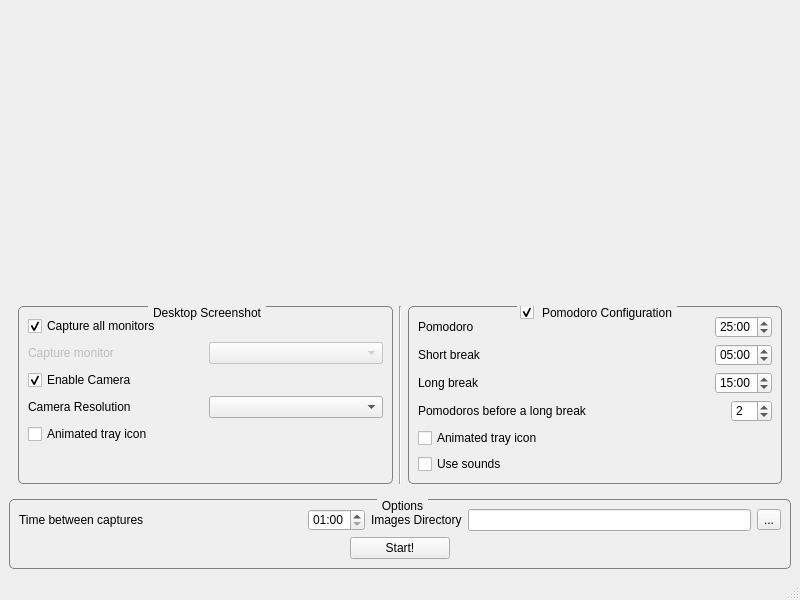
Old version of the form MainWindow.ui in the repository FelixdelasPozas/pomodorotimelapse.
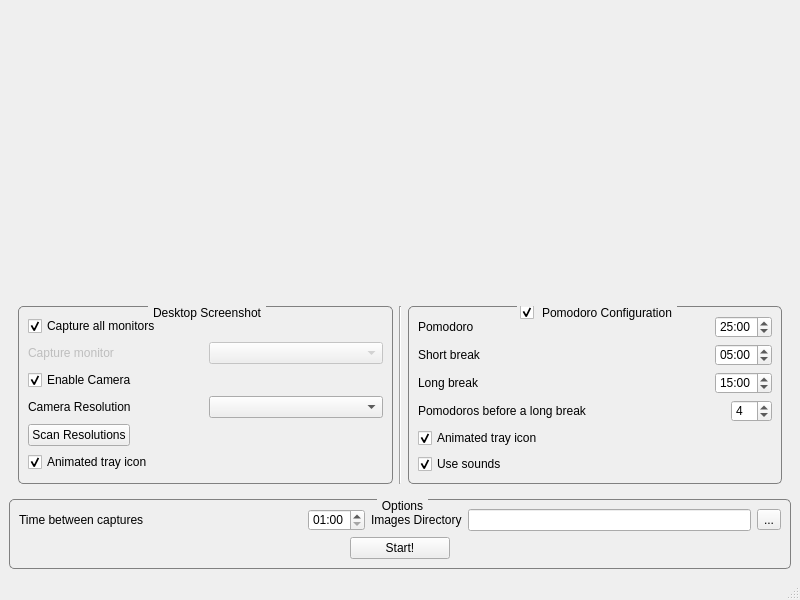
New version of the form.

Commit message: Initial main window interface. Monitors detection. Available camera resolutions detection.

Diff of the .ui file:
```diff
--- a/MainWindow.ui
+++ b/MainWindow.ui
@@ -124,29 +124,43 @@
            </layout>
           </item>
           <item>
-           <widget class="QCheckBox" name="m_screenshotAnimateTray">
+           <layout class="QHBoxLayout" name="horizontalLayout_8">
+            <property name="topMargin">
+             <number>0</number>
+            </property>
+            <item>
+             <widget class="QPushButton" name="m_resolutionsScan">
             <property name="text">
-             <string>Animated tray icon</string>
+               <string>Scan Resolutions</string>
             </property>
            </widget>
           </item>
           <item>
-           <spacer name="verticalSpacer">
+             <spacer name="horizontalSpacer">
             <property name="orientation">
-             <enum>Qt::Vertical</enum>
-            </property>
-            <property name="sizeType">
-             <enum>QSizePolicy::MinimumExpanding</enum>
+               <enum>Qt::Horizontal</enum>
             </property>
             <property name="sizeHint" stdset="0">
              <size>
-              <width>20</width>
-              <height>1</height>
+                <width>40</width>
+                <height>20</height>
              </size>
             </property>
            </spacer>
           </item>
          </layout>
+          </item>
+          <item>
+           <widget class="QCheckBox" name="m_screenshotAnimateTray">
+            <property name="text">
+             <string>Animated tray icon</string>
+            </property>
+            <property name="checked">
+             <bool>true</bool>
+            </property>
+           </widget>
+          </item>
+         </layout>
         </widget>
        </item>
        <item>
@@ -322,7 +336,7 @@
                <number>10</number>
               </property>
               <property name="value">
-               <number>2</number>
+               <number>4</number>
               </property>
              </widget>
             </item>
@@ -333,6 +347,9 @@
             <property name="text">
              <string>Animated tray icon</string>
             </property>
+            <property name="checked">
+             <bool>true</bool>
+            </property>
            </widget>
           </item>
           <item>
@@ -340,6 +357,9 @@
             <property name="text">
              <string>Use sounds</string>
             </property>
+            <property name="checked">
+             <bool>true</bool>
+            </property>
            </widget>
           </item>
          </layout>
```
Lines whose indentation alone changed are shown as unchanged. The commit also changes 6 other files.
